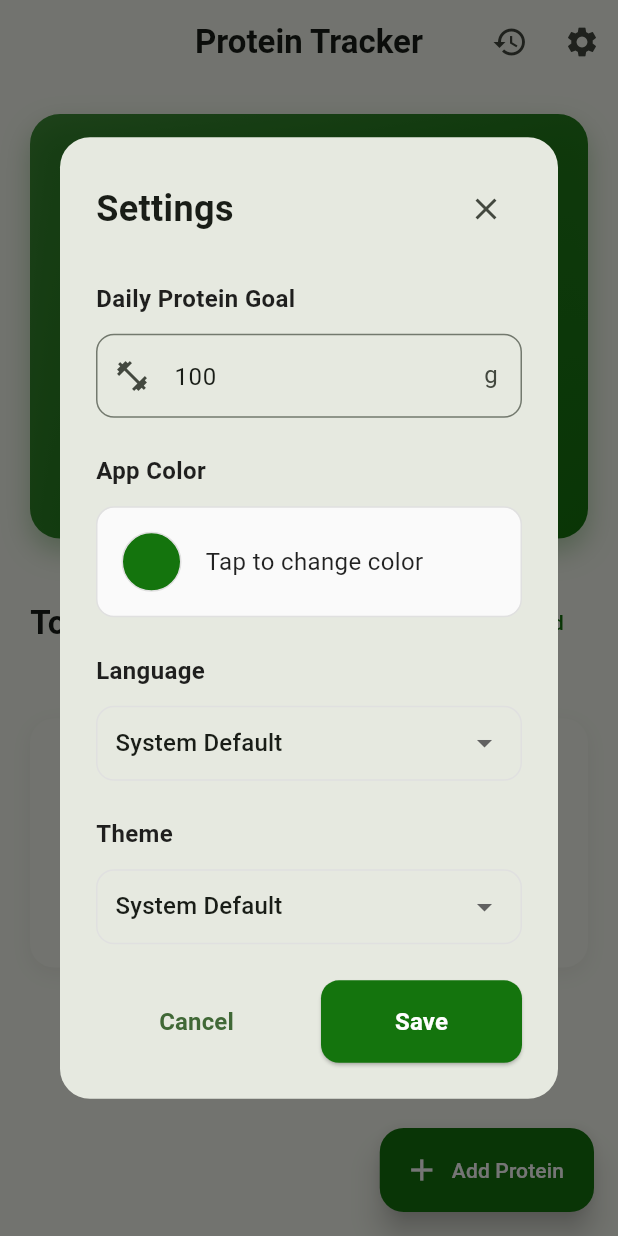
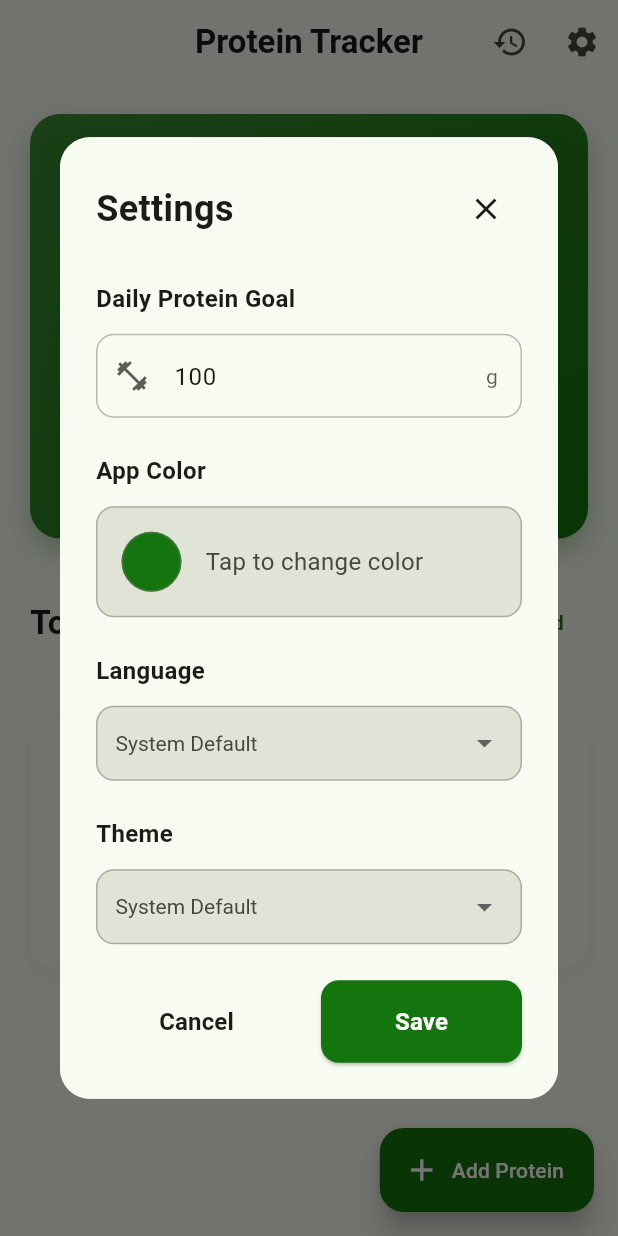
Before and after one commit to momo5502/protein-tracker, a Flutter app: the screen it shows after launch, after a tap on the "settings" icon, on a phone screen of 412 x 824 dp. Run offline on Flutter 3.47's test engine with Material 3 defaults, Android fonts, the light colour scheme and no system bars; our stand-ins replace flutter_colorpicker, shared_preferences; Roboto replaces fonts that are missing (SF Pro Display).

Commit message:
Finish dark mode

```diff
--- a/lib/main.dart
+++ b/lib/main.dart
@@ -374,6 +374,8 @@ class _HomePageState extends State<HomePage> with TickerProviderStateMixin {
 
   void _deleteProteinEntry(ProteinEntry entry) {
     final l10n = AppLocalizations.of(context)!;
+    final colorScheme = Theme.of(context).colorScheme;
+
     showDialog(
       context: context,
       builder: (context) => Dialog(
@@ -382,6 +384,10 @@ class _HomePageState extends State<HomePage> with TickerProviderStateMixin {
         ),
         child: Container(
           padding: const EdgeInsets.all(24),
+          decoration: BoxDecoration(
+            color: colorScheme.surface,
+            borderRadius: BorderRadius.circular(20),
+          ),
           child: Column(
             mainAxisSize: MainAxisSize.min,
             crossAxisAlignment: CrossAxisAlignment.start,
@@ -391,14 +397,15 @@ class _HomePageState extends State<HomePage> with TickerProviderStateMixin {
                 children: [
                   Text(
                     l10n.deleteEntry,
-                    style: const TextStyle(
+                    style: TextStyle(
                       fontSize: 24,
                       fontWeight: FontWeight.bold,
+                      color: colorScheme.onSurface,
                     ),
                   ),
                   IconButton(
                     onPressed: () => Navigator.pop(context),
-                    icon: const Icon(Icons.close),
+                    icon: Icon(Icons.close, color: colorScheme.onSurface),
                   ),
                 ],
               ),
@@ -406,9 +413,10 @@ class _HomePageState extends State<HomePage> with TickerProviderStateMixin {
               Container(
                 padding: const EdgeInsets.all(16),
                 decoration: BoxDecoration(
-                  color: Colors.grey[50],
+                  color: colorScheme.surfaceVariant,
                   borderRadius: BorderRadius.circular(12),
-                  border: Border.all(color: Colors.grey[300]!),
+                  border:
+                      Border.all(color: colorScheme.outline.withOpacity(0.5)),
                 ),
                 child: Row(
                   children: [
@@ -434,10 +442,10 @@ class _HomePageState extends State<HomePage> with TickerProviderStateMixin {
                     Expanded(
                       child: Text(
                         entry.source.isEmpty ? l10n.entry : entry.source,
-                        style: const TextStyle(
+                        style: TextStyle(
                           fontSize: 16,
                           fontWeight: FontWeight.w500,
-                          color: Colors.black87,
+                          color: colorScheme.onSurface,
                         ),
                       ),
                     ),
@@ -458,9 +466,10 @@ class _HomePageState extends State<HomePage> with TickerProviderStateMixin {
                       ),
                       child: Text(
                         l10n.cancel,
-                        style: const TextStyle(
+                        style: TextStyle(
                           fontSize: 16,
                           fontWeight: FontWeight.w600,
+                          color: colorScheme.onSurface,
                         ),
                       ),
                     ),
@@ -797,7 +806,7 @@ class _HomePageState extends State<HomePage> with TickerProviderStateMixin {
                           child: Container(
                             padding: const EdgeInsets.all(16),
                             decoration: BoxDecoration(
-                              color: colorScheme.surface,
+                              color: colorScheme.surfaceVariant,
                               borderRadius: BorderRadius.circular(12),
                               boxShadow: [
                                 BoxShadow(
@@ -830,14 +839,14 @@ class _HomePageState extends State<HomePage> with TickerProviderStateMixin {
                                         style: TextStyle(
                                           fontWeight: FontWeight.w600,
                                           fontSize: 16,
-                                          color: colorScheme.onSurface,
+                                          color: colorScheme.onSurfaceVariant,
                                         ),
                                       ),
                                       Text(
                                         DateFormat('h:mm a')
                                             .format(entry.timestamp),
                                         style: TextStyle(
-                                          color: colorScheme.onSurface
+                                          color: colorScheme.onSurfaceVariant
                                               .withOpacity(0.6),
                                           fontSize: 14,
                                         ),
@@ -1311,12 +1320,18 @@ class _SetGoalDialogState extends State<SetGoalDialog> {
   @override
   Widget build(BuildContext context) {
     final l10n = AppLocalizations.of(context)!;
+    final colorScheme = Theme.of(context).colorScheme;
+
     return Dialog(
       shape: RoundedRectangleBorder(
         borderRadius: BorderRadius.circular(20),
       ),
       child: Container(
         padding: const EdgeInsets.all(24),
+        decoration: BoxDecoration(
+          color: colorScheme.surface,
+          borderRadius: BorderRadius.circular(20),
+        ),
         child: Column(
           mainAxisSize: MainAxisSize.min,
           crossAxisAlignment: CrossAxisAlignment.start,
@@ -1326,46 +1341,62 @@ class _SetGoalDialogState extends State<SetGoalDialog> {
               children: [
                 Text(
                   l10n.settings,
-                  style: const TextStyle(
+                  style: TextStyle(
                     fontSize: 24,
                     fontWeight: FontWeight.bold,
+                    color: colorScheme.onSurface,
                   ),
                 ),
                 IconButton(
                   onPressed: () => Navigator.pop(context),
-                  icon: const Icon(Icons.close),
+                  icon: Icon(Icons.close, color: colorScheme.onSurface),
                 ),
               ],
             ),
             const SizedBox(height: 24),
             Text(
               l10n.dailyProteinGoal,
-              style: const TextStyle(
+              style: TextStyle(
                 fontSize: 16,
                 fontWeight: FontWeight.w600,
-                color: Colors.black87,
+                color: colorScheme.onSurface,
               ),
             ),
             const SizedBox(height: 12),
             TextField(
               controller: _controller,
+              style: TextStyle(color: colorScheme.onSurface),
               keyboardType: TextInputType.number,
               decoration: InputDecoration(
                 hintText: l10n.proteinAmountHint,
+                hintStyle:
+                    TextStyle(color: colorScheme.onSurface.withOpacity(0.5)),
                 border: OutlineInputBorder(
                   borderRadius: BorderRadius.circular(12),
                 ),
-                prefixIcon: const Icon(Icons.fitness_center),
+                prefixIcon: Icon(Icons.fitness_center,
+                    color: colorScheme.onSurface.withOpacity(0.7)),
                 suffixText: 'g',
+                suffixStyle:
+                    TextStyle(color: colorScheme.onSurface.withOpacity(0.7)),
+                enabledBorder: OutlineInputBorder(
+                  borderRadius: BorderRadius.circular(12),
+                  borderSide:
+                      BorderSide(color: colorScheme.outline.withOpacity(0.5)),
+                ),
+                focusedBorder: OutlineInputBorder(
+                  borderRadius: BorderRadius.circular(12),
+                  borderSide: BorderSide(color: AppColors.primary),
+                ),
               ),
             ),
             const SizedBox(height: 24),
-            const Text(
+            Text(
               'App Color',
               style: TextStyle(
                 fontSize: 16,
                 fontWeight: FontWeight.w600,
-                color: Colors.black87,
+                color: colorScheme.onSurface,
               ),
             ),
             const SizedBox(height: 12),
@@ -1374,9 +1405,10 @@ class _SetGoalDialogState extends State<SetGoalDialog> {
               child: Container(
                 padding: const EdgeInsets.all(16),
                 decoration: BoxDecoration(
-                  color: Colors.grey[50],
+                  color: colorScheme.surfaceVariant,
                   borderRadius: BorderRadius.circular(12),
-                  border: Border.all(color: Colors.grey[300]!),
+                  border:
+                      Border.all(color: colorScheme.outline.withOpacity(0.5)),
                 ),
                 child: Row(
                   children: [
@@ -1386,15 +1418,16 @@ class _SetGoalDialogState extends State<SetGoalDialog> {
                       decoration: BoxDecoration(
                         color: _selectedColor,
                         shape: BoxShape.circle,
-                        border: Border.all(color: Colors.grey[300]!),
+                        border: Border.all(
+                            color: colorScheme.outline.withOpacity(0.5)),
                       ),
                     ),
                     const SizedBox(width: 16),
-                    const Text(
+                    Text(
                       'Tap to change color',
                       style: TextStyle(
                         fontSize: 16,
-                        color: Colors.black87,
+                        color: colorScheme.onSurfaceVariant,
                       ),
                     ),
                   ],
@@ -1402,25 +1435,28 @@ class _SetGoalDialogState extends State<SetGoalDialog> {
               ),
             ),
             const SizedBox(height: 24),
-            const Text(
+            Text(
               'Language',
               style: TextStyle(
                 fontSize: 16,
                 fontWeight: FontWeight.w600,
-                color: Colors.black87,
+                color: colorScheme.onSurface,
               ),
             ),
             const SizedBox(height: 12),
             Container(
               padding: const EdgeInsets.symmetric(horizontal: 12),
               decoration: BoxDecoration(
-                border: Border.all(color: Colors.grey.shade300),
+                color: colorScheme.surfaceVariant,
+                border: Border.all(color: colorScheme.outline.withOpacity(0.5)),
                 borderRadius: BorderRadius.circular(12),
               ),
               child: DropdownButton<String>(
                 value: _selectedLanguage,
                 isExpanded: true,
                 underline: const SizedBox(),
+                dropdownColor: colorScheme.surfaceVariant,
+                style: TextStyle(color: colorScheme.onSurfaceVariant),
                 items: const [
                   DropdownMenuItem(
                     value: 'system',
@@ -1468,25 +1504,28 @@ class _SetGoalDialogState extends State<SetGoalDialog> {
               ),
             ),
             const SizedBox(height: 24),
-            const Text(
+            Text(
               'Theme',
               style: TextStyle(
                 fontSize: 16,
                 fontWeight: FontWeight.w600,
-                color: Colors.black87,
+                color: colorScheme.onSurface,
               ),
             ),
             const SizedBox(height: 12),
             Container(
               padding: const EdgeInsets.symmetric(horizontal: 12),
               decoration: BoxDecoration(
-                border: Border.all(color: Colors.grey.shade300),
+                color: colorScheme.surfaceVariant,
+                border: Border.all(color: colorScheme.outline.withOpacity(0.5)),
                 borderRadius: BorderRadius.circular(12),
               ),
               child: DropdownButton<ThemeMode>(
                 value: _selectedThemeMode,
                 isExpanded: true,
                 underline: const SizedBox(),
+                dropdownColor: colorScheme.surfaceVariant,
+                style: TextStyle(color: colorScheme.onSurfaceVariant),
                 items: const [
                   DropdownMenuItem(
                     value: ThemeMode.system,
@@ -1523,9 +1562,10 @@ class _SetGoalDialogState extends State<SetGoalDialog> {
                     ),
                     child: Text(
                       l10n.cancel,
-                      style: const TextStyle(
+                      style: TextStyle(
                         fontSize: 16,
                         fontWeight: FontWeight.w600,
+                        color: colorScheme.onSurface,
                       ),
                     ),
                   ),
```
